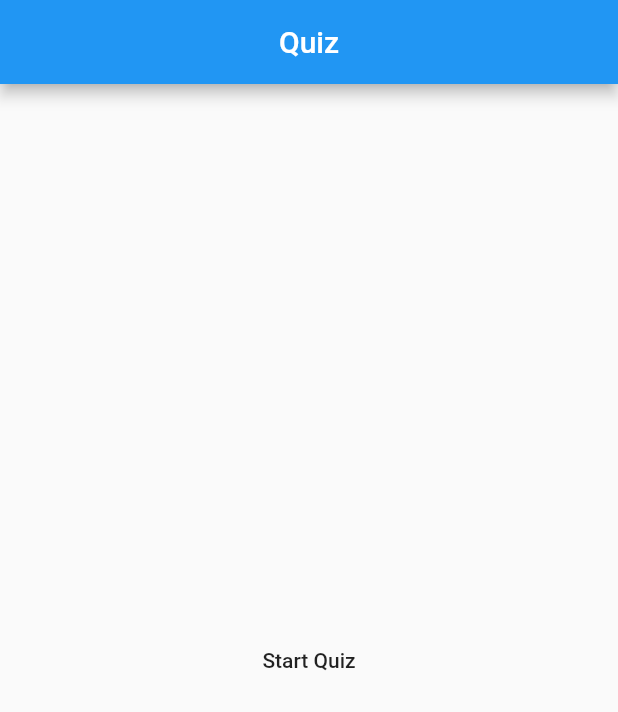
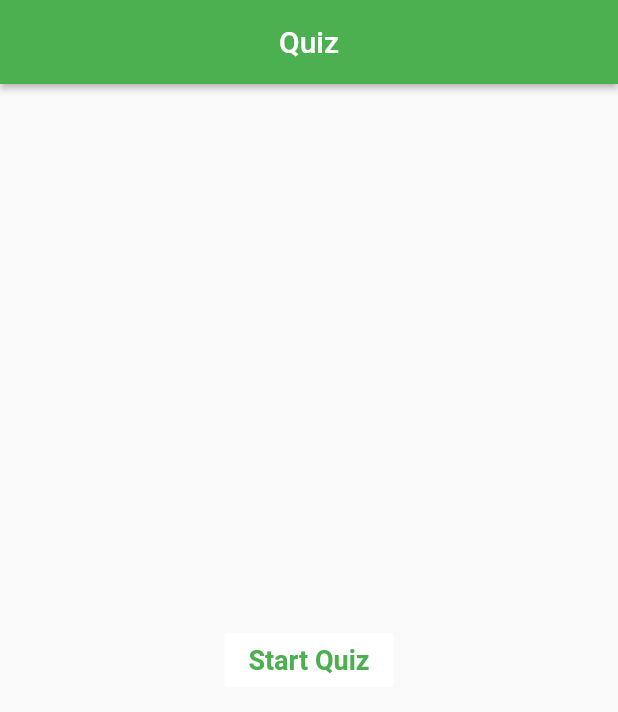
Before and after one commit to aliyukabir1/quiz-app, a Flutter app: the screen it shows after launch, on a phone screen of 412 x 824 dp. Shown: the top 712 px of the screen. Run offline on Flutter 3.47's test engine with Material 2 defaults, Android fonts, the phone set to English and light mode, and no system bars; our stand-ins replace bloc, dartz, equatable, flutter_bloc, get_it.

Commit message:
fixed some shit

```diff
--- a/lib/features/presentation/bloc/quiz_bloc.dart
+++ b/lib/features/presentation/bloc/quiz_bloc.dart
@@ -58,7 +58,7 @@ class QuizBloc extends Bloc<QuizEvent, QuizState> {
   }
 
   void _nextQuestion(Emitter<QuizState> emit) {
-    if (indexOfQuiz < listOfQuizes.length) {
+    if (indexOfQuiz < listOfQuizes.length && answersCheck[indexOfQuiz] != -1) {
       emit(Loading());
       indexOfQuiz += 1;
       selectedOption = answersCheck[indexOfQuiz];
@@ -78,6 +78,7 @@ class QuizBloc extends Bloc<QuizEvent, QuizState> {
   }
 
   markQuiz(Emitter<QuizState> emit) {
+    if (answersCheck[indexOfQuiz] != -1) {
       emit(Loading());
       for (var item in listOfQuizes) {
         var value =
@@ -93,6 +94,7 @@ class QuizBloc extends Bloc<QuizEvent, QuizState> {
       }
       emit(Result(score: score, total: listOfQuizes.length));
     }
+  }
 
   restart(Emitter<QuizState> emit) {
     emit(Loading());
--- a/lib/features/presentation/pages/quiz_page.dart
+++ b/lib/features/presentation/pages/quiz_page.dart
@@ -11,7 +11,11 @@ class QuizPage extends StatelessWidget {
   @override
   Widget build(BuildContext context) {
     return Scaffold(
-      appBar: AppBar(title: const Text('Quiz'), centerTitle: true),
+      appBar: AppBar(
+        title: const Text('Quiz'),
+        centerTitle: true,
+        elevation: 2,
+      ),
       body: BlocProvider(
         create: (context) => sl<QuizBloc>(),
         child: Padding(
@@ -21,10 +25,18 @@ class QuizPage extends StatelessWidget {
               if (state is Initial) {
                 return Center(
                   child: MaterialButton(
+                    color: Colors.white,
+                    elevation: 0,
                     onPressed: () {
                       BlocProvider.of<QuizBloc>(context).add(GetQuizEvent());
                     },
-                    child: const Text('Start Quiz'),
+                    child: const Text(
+                      'Start Quiz',
+                      style: TextStyle(
+                          color: Colors.green,
+                          fontSize: 18,
+                          fontWeight: FontWeight.bold),
+                    ),
                   ),
                 );
               } else if (state is Loading) {
--- a/lib/main.dart
+++ b/lib/main.dart
@@ -15,10 +15,10 @@ class MyApp extends StatelessWidget {
   @override
   Widget build(BuildContext context) {
     return MaterialApp(
-      title: 'Flutter Demo',
+      title: 'Quiz App',
       debugShowCheckedModeBanner: false,
       theme: ThemeData(
-        primarySwatch: Colors.blue,
+        primarySwatch: Colors.green,
       ),
       home: const QuizPage(),
     );
```
Also changed, not shown: lib/features/presentation/widgets/quiz_body.dart (+4 -5 lines), 1 other file. Lines whose indentation alone changed are shown as unchanged.
